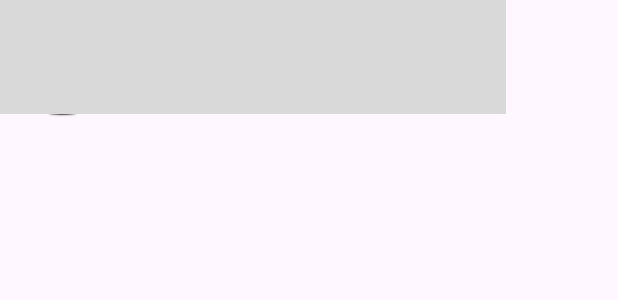
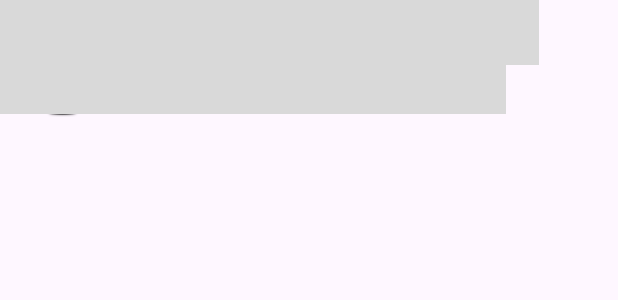
Before and after one commit to BrianFermino2002/naregua, an Android app: the layout activity_tela_de_cadastro.xml on its own in the app's theme, with its tools: preview values and no code run, on a phone screen of 412 x 824 dp. Shown: the top 300 px of the screen. Run offline under Robolectric (Android 15) with nearby library versions, the phone set to English and light mode, and no system bars.

Commit message:
Na regua

```diff
--- a/app/src/main/res/layout/activity_tela_de_cadastro.xml
+++ b/app/src/main/res/layout/activity_tela_de_cadastro.xml
@@ -8,14 +8,14 @@
 
     <EditText
         android:id="@+id/edit_email"
-        android:layout_width="323dp"
-        android:layout_height="49dp"
+        android:layout_width="359dp"
+        android:layout_height="43dp"
         android:background="#D9D9D9"
         android:ems="10"
         android:hint="exemplo@hotmail.com"
         android:inputType="textEmailAddress"
         android:textColorHint="#000000"
-        tools:layout_editor_absoluteX="36dp"
+        tools:layout_editor_absoluteX="21dp"
         tools:layout_editor_absoluteY="108dp" />
 
     <ImageView
@@ -32,8 +32,8 @@
         android:layout_width="wrap_content"
         android:layout_height="wrap_content"
         android:text="e-mail"
-        tools:layout_editor_absoluteX="37dp"
-        tools:layout_editor_absoluteY="82dp" />
+        tools:layout_editor_absoluteX="21dp"
+        tools:layout_editor_absoluteY="79dp" />
 
     <androidx.constraintlayout.widget.ConstraintLayout
         android:layout_width="337dp"
@@ -45,4 +45,40 @@
 
     </androidx.constraintlayout.widget.ConstraintLayout>
 
+    <TextView
+        android:id="@+id/id_nome_cadastro"
+        android:layout_width="wrap_content"
+        android:layout_height="wrap_content"
+        android:text="Nome"
+        tools:layout_editor_absoluteX="21dp"
+        tools:layout_editor_absoluteY="177dp" />
+
+    <EditText
+        android:id="@+id/editTextTextPassword"
+        android:layout_width="160dp"
+        android:layout_height="40dp"
+        android:background="#d9d9d9"
+        android:ems="10"
+        android:inputType="textPassword"
+        tools:layout_editor_absoluteX="21dp"
+        tools:layout_editor_absoluteY="206dp" />
+
+    <TextView
+        android:id="@+id/id_sobrenome_cadastro"
+        android:layout_width="wrap_content"
+        android:layout_height="wrap_content"
+        android:text="Sobrenome"
+        tools:layout_editor_absoluteX="212dp"
+        tools:layout_editor_absoluteY="177dp" />
+
+    <EditText
+        android:id="@+id/editTextTextPassword2"
+        android:layout_width="164dp"
+        android:layout_height="44dp"
+        android:background="#D9D9D9"
+        android:ems="10"
+        android:inputType="textPassword"
+        tools:layout_editor_absoluteX="212dp"
+        tools:layout_editor_absoluteY="203dp" />
+
 </androidx.constraintlayout.widget.ConstraintLayout>
```
